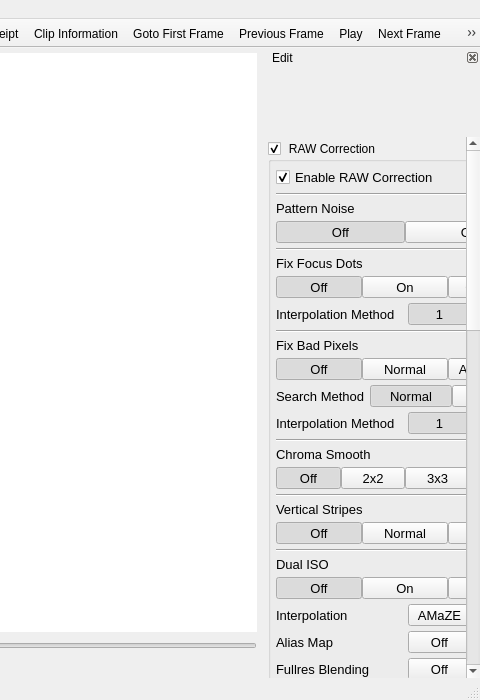
Old version of the form platform/qt/MainWindow.ui in the repository ilia3101/MLV-App; both pictures show x 720 to 1200 and y 0 to 700 of the 1200 by 700 pixel window.
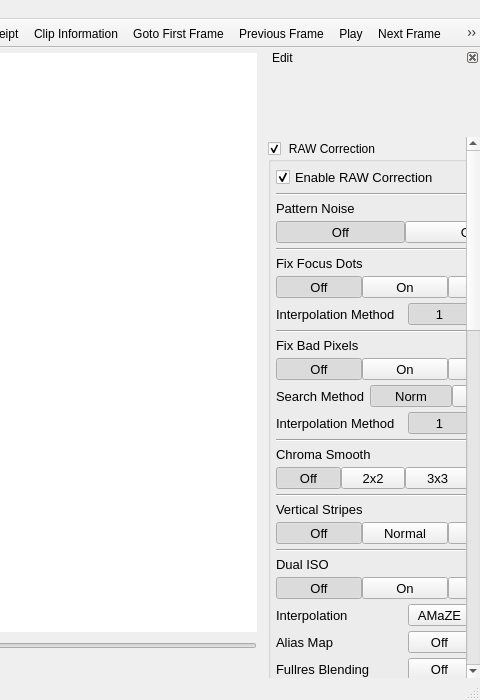
New version of the form. Icons and pictures are not drawn. Custom widgets are drawn as their Qt base class.

```diff
--- a/platform/qt/MainWindow.ui
+++ b/platform/qt/MainWindow.ui
@@ -367,8 +367,8 @@
            <rect>
             <x>0</x>
             <y>0</y>
-            <width>201</width>
-            <height>1653</height>
+            <width>205</width>
+            <height>1598</height>
            </rect>
           </property>
           <layout class="QVBoxLayout" name="verticalLayoutScrollArea">
@@ -816,7 +816,7 @@
                        </font>
                       </property>
                       <property name="text">
-                       <string>Normal</string>
+                       <string>On</string>
                       </property>
                       <property name="checkable">
                        <bool>true</bool>
@@ -840,7 +840,7 @@
                        </font>
                       </property>
                       <property name="text">
-                       <string>Aggressive</string>
+                       <string>Force</string>
                       </property>
                       <property name="checkable">
                        <bool>true</bool>
@@ -908,7 +908,7 @@
                          </font>
                         </property>
                         <property name="text">
-                         <string>Normal</string>
+                         <string>Norm</string>
                         </property>
                         <property name="checkable">
                          <bool>true</bool>
```
Left out of the diff: 165 changed lines with no effect on the pictures.
